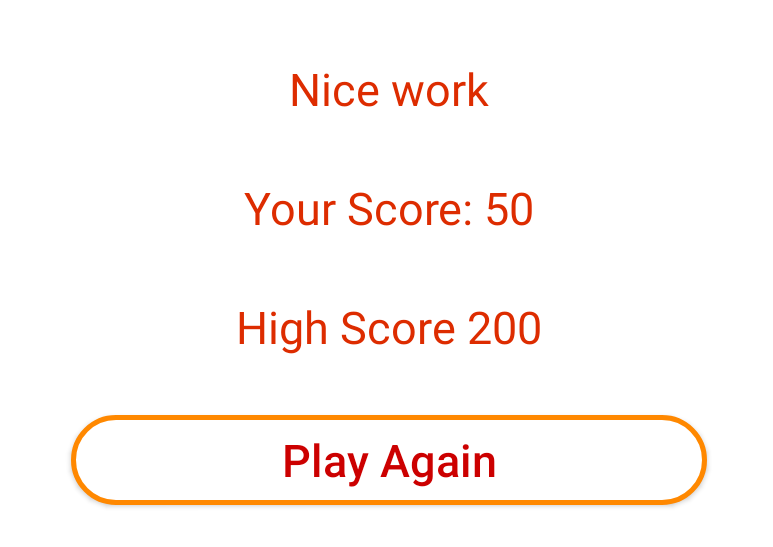
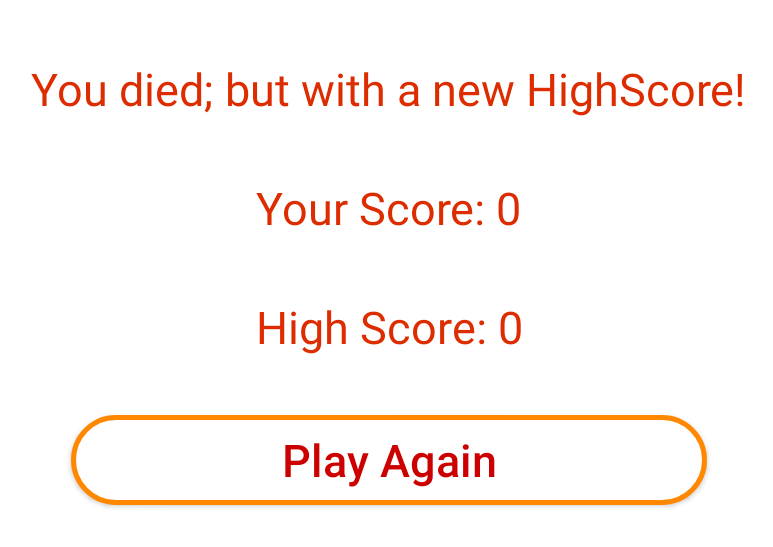
Before and after one commit to dennisbr3003/ferdithefly, an Android app: the ResultActivity screen opened directly, with no data from a screen before it, on a phone screen of 824 x 412 dp (held sideways). Shown: the top 547 px of the screen, without its empty margins (229-1002 px from the left). Run offline under Robolectric (Android 15) with nearby library versions, the phone set to English and light mode, and no system bars.

Commit message:
score and highscore

```diff
--- a/app/src/main/java/com/dennis_brink/android/ferdithefly/ResultActivity.java
+++ b/app/src/main/java/com/dennis_brink/android/ferdithefly/ResultActivity.java
@@ -3,6 +3,8 @@ package com.dennis_brink.android.ferdithefly;
 import androidx.appcompat.app.AppCompatActivity;
 import androidx.appcompat.widget.AppCompatButton;
 
+import android.content.Intent;
+import android.content.SharedPreferences;
 import android.os.Bundle;
 import android.view.View;
 import android.widget.TextView;
@@ -11,6 +13,10 @@ public class ResultActivity extends AppCompatActivity {
 
     TextView textViewResultInfo, textViewResultScore, textViewResultHighScore;
     AppCompatButton btnAgain;
+
+    int score;
+    int highscore;
+    SharedPreferences sharedPreferences;
 
     @Override
     protected void onCreate(Bundle savedInstanceState) {
@@ -23,8 +29,33 @@ public class ResultActivity extends AppCompatActivity {
 
         btnAgain = findViewById(R.id.btnResultPlayAgain);
 
+        score = getIntent().getIntExtra("score", 0);
+        textViewResultScore.setText("Your Score: " + score);
+
+        sharedPreferences = this.getSharedPreferences("ferdi", MODE_PRIVATE); // this is the name of the collection of preferences
+        highscore = sharedPreferences.getInt("highscore", 0);
+
+        if(score >= 200){ // 200+ is win
+            if(score >= highscore) {
+                textViewResultInfo.setText("You Win with a new HighScore!");
+                textViewResultHighScore.setText("High Score: " + score);
+                sharedPreferences.edit().putInt("highscore", score).apply();
+            }
+        } else {
+            if (score >= highscore){ // < 200 you died
+                textViewResultInfo.setText("You died; but with a new HighScore!");
+                textViewResultHighScore.setText("High Score: " + score);
+                sharedPreferences.edit().putInt("highscore", score).apply();
+            } else {
+                textViewResultInfo.setText("You are not very good a this. Maybe you should consider a game change");
+                textViewResultHighScore.setText("High Score: " + highscore);
+            }
+        }
+
         btnAgain.setOnClickListener(view -> {
-
+            Intent i = new Intent(ResultActivity.this, MainActivity.class);
+            startActivity(i);
+            finish();
         });
 
     }
```
